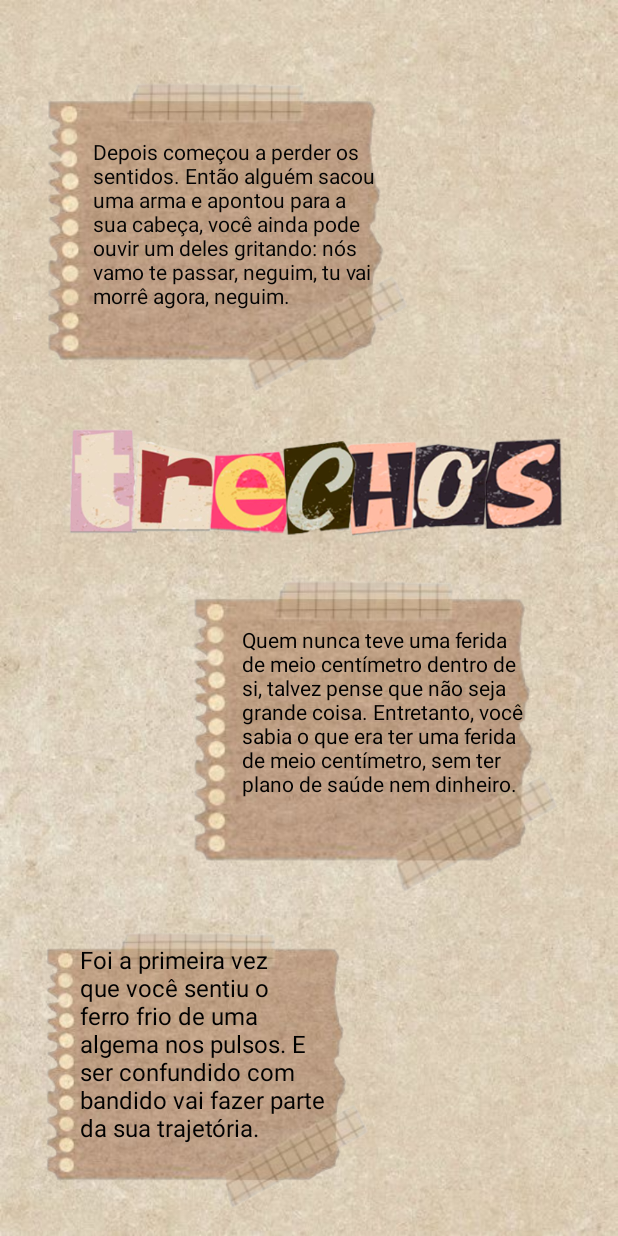
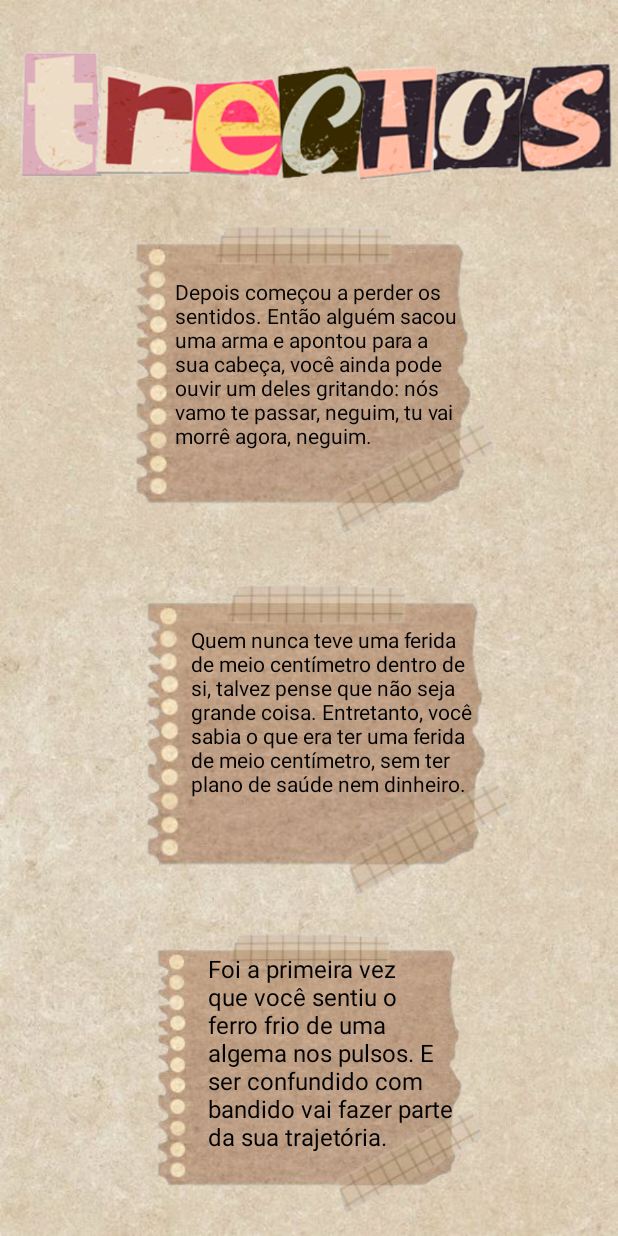
Before and after one commit to viniross/avessoDaLeitura, an Android app: the layout activity_trechos.xml on its own in the app's theme, with its tools: preview values and no code run, on a phone screen of 412 x 824 dp. Run offline under Robolectric (Android 15) with nearby library versions, the phone set to English and light mode, and no system bars.

Commit message:
coisas da nath pt2

```diff
--- a/app/src/main/res/layout/activity_repercussao.xml
+++ b/app/src/main/res/layout/activity_repercussao.xml
@@ -42,7 +42,6 @@
         android:textSize="18sp"
         app:layout_constraintBottom_toBottomOf="parent"
         app:layout_constraintEnd_toEndOf="parent"
-        app:layout_constraintHorizontal_bias="0.456"
         app:layout_constraintStart_toStartOf="parent"
         app:layout_constraintTop_toTopOf="@+id/imageView4"
         app:layout_constraintVertical_bias="0.2" />
@@ -67,20 +66,21 @@
         android:textSize="16sp"
         app:layout_constraintBottom_toBottomOf="parent"
         app:layout_constraintEnd_toEndOf="parent"
-        app:layout_constraintHorizontal_bias="0.497"
+        app:layout_constraintHorizontal_bias="0.544"
         app:layout_constraintStart_toStartOf="parent"
         app:layout_constraintTop_toTopOf="parent"
         app:layout_constraintVertical_bias="0.916" />
 
     <ImageView
         android:id="@+id/imageView24"
-        android:layout_width="wrap_content"
-        android:layout_height="wrap_content"
-        android:layout_marginEnd="4dp"
+        android:layout_width="387dp"
+        android:layout_height="124dp"
         android:src="@drawable/repercuss_o"
         app:layout_constraintBottom_toBottomOf="parent"
         app:layout_constraintEnd_toEndOf="parent"
+        app:layout_constraintHorizontal_bias="0.333"
+        app:layout_constraintStart_toStartOf="parent"
         app:layout_constraintTop_toTopOf="parent"
-        app:layout_constraintVertical_bias="0.027" />
+        app:layout_constraintVertical_bias="0.026" />
 
 </androidx.constraintlayout.widget.ConstraintLayout>
--- a/app/src/main/res/layout/activity_trechos.xml
+++ b/app/src/main/res/layout/activity_trechos.xml
@@ -10,27 +10,16 @@
 
 
     <ImageView
-        android:id="@+id/imageView6"
-        android:layout_width="343dp"
-        android:layout_height="315dp"
-        app:layout_constraintBottom_toBottomOf="parent"
-        app:layout_constraintEnd_toEndOf="parent"
-        app:layout_constraintStart_toStartOf="parent"
-        app:layout_constraintTop_toTopOf="parent"
-        app:layout_constraintVertical_bias="0.352"
-        app:srcCompat="@drawable/trechos" />
-
-    <ImageView
         android:id="@+id/imageView21"
         android:layout_width="290dp"
         android:layout_height="280dp"
         android:src="@drawable/papelzinho1__1__removebg_preview"
         app:layout_constraintBottom_toBottomOf="parent"
         app:layout_constraintEnd_toEndOf="parent"
-        app:layout_constraintHorizontal_bias="0.057"
+        app:layout_constraintHorizontal_bias="0.537"
         app:layout_constraintStart_toStartOf="parent"
         app:layout_constraintTop_toTopOf="parent"
-        app:layout_constraintVertical_bias="0.0" />
+        app:layout_constraintVertical_bias="0.175" />
 
     <TextView
         android:id="@+id/texto2"
@@ -40,10 +29,10 @@
         android:textColor="#040404"
         app:layout_constraintBottom_toBottomOf="parent"
         app:layout_constraintEnd_toEndOf="parent"
-        app:layout_constraintHorizontal_bias="0.284"
+        app:layout_constraintHorizontal_bias="0.534"
         app:layout_constraintStart_toStartOf="parent"
         app:layout_constraintTop_toTopOf="parent"
-        app:layout_constraintVertical_bias="0.139" />
+        app:layout_constraintVertical_bias="0.282" />
 
     <ImageView
         android:id="@+id/imageView23"
@@ -52,10 +41,10 @@
         android:src="@drawable/papelzinho1__1__removebg_preview"
         app:layout_constraintBottom_toBottomOf="parent"
         app:layout_constraintEnd_toEndOf="parent"
-        app:layout_constraintHorizontal_bias="1.0"
+        app:layout_constraintHorizontal_bias="0.647"
         app:layout_constraintStart_toStartOf="parent"
         app:layout_constraintTop_toTopOf="parent"
-        app:layout_constraintVertical_bias="0.611" />
+        app:layout_constraintVertical_bias="0.616" />
 
     <TextView
         android:id="@+id/textView3"
@@ -65,22 +54,22 @@
         android:textColor="#000000"
         app:layout_constraintBottom_toBottomOf="parent"
         app:layout_constraintEnd_toEndOf="parent"
-        app:layout_constraintHorizontal_bias="0.741"
+        app:layout_constraintHorizontal_bias="0.585"
         app:layout_constraintStart_toStartOf="parent"
         app:layout_constraintTop_toTopOf="parent"
         app:layout_constraintVertical_bias="0.627" />
 
     <ImageView
         android:id="@+id/imageView25"
-        android:layout_width="276dp"
-        android:layout_height="245dp"
+        android:layout_width="306dp"
+        android:layout_height="249dp"
         android:src="@drawable/papelzinho1__1__removebg_preview"
         app:layout_constraintBottom_toBottomOf="parent"
         app:layout_constraintEnd_toEndOf="parent"
-        app:layout_constraintHorizontal_bias="0.0"
+        app:layout_constraintHorizontal_bias="0.575"
         app:layout_constraintStart_toStartOf="parent"
         app:layout_constraintTop_toTopOf="parent"
-        app:layout_constraintVertical_bias="0.993" />
+        app:layout_constraintVertical_bias="1.0" />
 
     <TextView
         android:id="@+id/textView6"
@@ -91,10 +80,22 @@
         android:textSize="16sp"
         app:layout_constraintBottom_toBottomOf="parent"
         app:layout_constraintEnd_toEndOf="parent"
-        app:layout_constraintHorizontal_bias="0.221"
+        app:layout_constraintHorizontal_bias="0.577"
         app:layout_constraintStart_toStartOf="parent"
         app:layout_constraintTop_toTopOf="parent"
-        app:layout_constraintVertical_bias="0.936" />
+        app:layout_constraintVertical_bias="0.944" />
+
+    <ImageView
+        android:id="@+id/imageView27"
+        android:layout_width="wrap_content"
+        android:layout_height="wrap_content"
+        android:src="@drawable/trechos"
+        app:layout_constraintBottom_toBottomOf="parent"
+        app:layout_constraintEnd_toEndOf="parent"
+        app:layout_constraintHorizontal_bias="0.0"
+        app:layout_constraintStart_toStartOf="parent"
+        app:layout_constraintTop_toTopOf="parent"
+        app:layout_constraintVertical_bias="0.011" />
 
 
 </androidx.constraintlayout.widget.ConstraintLayout>
--- a/app/src/main/res/values/strings.xml
+++ b/app/src/main/res/values/strings.xml
@@ -32,6 +32,6 @@
     <string name="txtInfoIdentHenri">Henrique mergulha em uma busca por sua própria identidade, enquanto tenta reconstruir a imagem do pai a partir de memórias fragmentadas e da ausência causada pela violência racial.</string>
 
     <string name="fofoca1">"O livro vem sendo alvo de ataques desde 2022, quando Tenório sofreu ameaças de morte ao anunciar que faria uma palestra em uma escola de Salvador. Rio Grande do Sul, pediu a retirada do título das instituições de ensino."</string>
-    <string name="fofoca2">"A Companhia das Letras afirmou que a retirada de exemplares de um livro, baseada em uma interpretação distorcida e descontextualizada de trechos isolados, é um ato que viola os princípios fundamentais da educação e da democracia</string>
+    <string name="fofoca2">"A Companhia das Letras afirmou que a retirada de exemplares de um livro, baseada em uma interpretação distorcida e descontextualizada de trechos isolados, é um ato que viola os princípios fundamentais da educação e da democracia.</string>
     <string name="clicarCirculos">Clique sobre as imagens para visualizar a evolução do livro!</string>
 </resources>
```
Also changed, not shown: app/src/main/res/drawable/trechos.png.
